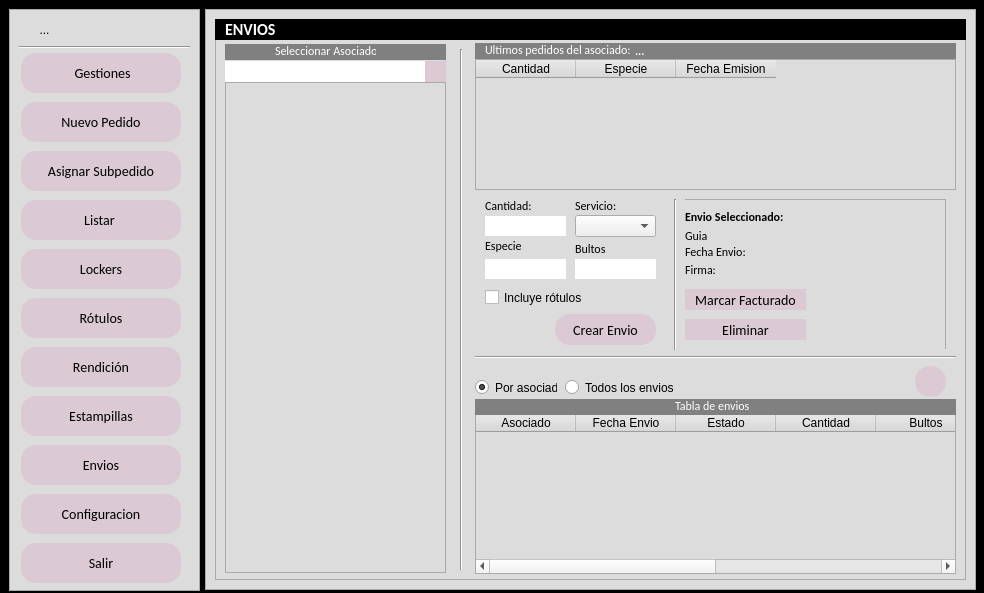
Qt form main.ui (zenfranco/Gestion_rotulos) before a commit.
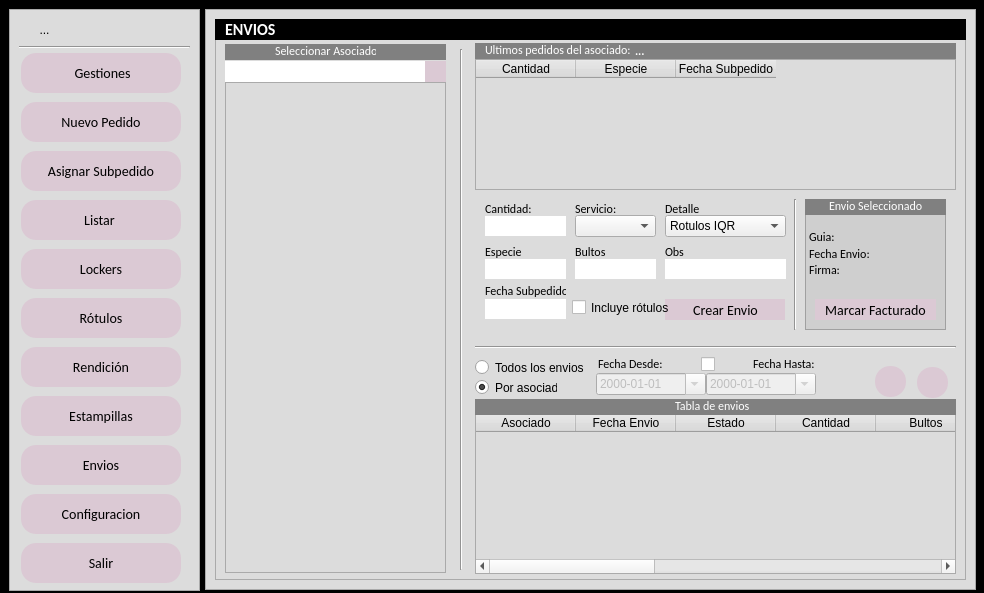
The same form after that commit. The open tabs and pages were chosen to show the change. Icons and pictures are not drawn.

Commit message: SE APORTAN MEJORAS EN EL MODULO ENVIOS, YA SE PUEDEN VISUALIZAR LOS MISMOS CADA VEZ QUE SE SELECCIONA UN ASOCIADO

What changed in the file:
```diff
--- a/main.ui
+++ b/main.ui
@@ -2773,40 +2773,6 @@
            </property>
           </item>
          </widget>
-         <widget class="QLabel" name="label_17">
-          <property name="geometry">
-           <rect>
-            <x>10</x>
-            <y>0</y>
-            <width>111</width>
-            <height>31</height>
-           </rect>
-          </property>
-          <property name="font">
-           <font>
-            <family>Calibri</family>
-            <pointsize>20</pointsize>
-            <weight>75</weight>
-            <bold>true</bold>
-           </font>
-          </property>
-          <property name="text">
-           <string>LISTAR</string>
-          </property>
-         </widget>
-         <widget class="QLabel" name="label_21">
-          <property name="geometry">
-           <rect>
-            <x>10</x>
-            <y>40</y>
-            <width>151</width>
-            <height>16</height>
-           </rect>
-          </property>
-          <property name="text">
-           <string>Seleccione un asociado</string>
-          </property>
-         </widget>
          <widget class="QFrame" name="frame_10">
           <property name="geometry">
            <rect>
@@ -2894,28 +2860,6 @@
           <property name="frameShadow">
            <enum>QFrame::Raised</enum>
           </property>
-          <widget class="QLabel" name="label_83">
-           <property name="geometry">
-            <rect>
-             <x>12</x>
-             <y>5</y>
-             <width>131</width>
-             <height>21</height>
-            </rect>
-           </property>
-           <property name="font">
-            <font>
-             <family>Calibri</family>
-             <pointsize>14</pointsize>
-            </font>
-           </property>
-           <property name="styleSheet">
-            <string notr="true">color:white;</string>
-           </property>
-           <property name="text">
-            <string>Total Asignados</string>
-           </property>
-          </widget>
           <widget class="QLabel" name="signal_total_listar">
            <property name="geometry">
             <rect>
@@ -7138,7 +7082,7 @@
           </column>
           <column>
            <property name="text">
-            <string>Fecha Emision</string>
+            <string>Fecha Subpedido</string>
            </property>
           </column>
          </widget>
@@ -7176,7 +7120,7 @@
           <property name="geometry">
            <rect>
             <x>360</x>
-            <y>180</y>
+            <y>183</y>
             <width>47</width>
             <height>13</height>
            </rect>
@@ -7188,56 +7132,48 @@
          <widget class="QFrame" name="frame_4">
           <property name="geometry">
            <rect>
-            <x>460</x>
+            <x>590</x>
             <y>180</y>
-            <width>271</width>
-            <height>161</height>
+            <width>141</width>
+            <height>131</height>
            </rect>
           </property>
+          <property name="styleSheet">
+           <string notr="true">QFrame
+{
+background-color: rgb(207, 207, 207);
+}
+QPushButton{
+border-radius:15px;
+background:#DBC9D4;
+font-family: Calibri;
+font-size:14px;
+}</string>
+          </property>
           <property name="frameShape">
            <enum>QFrame::StyledPanel</enum>
           </property>
           <property name="frameShadow">
            <enum>QFrame::Raised</enum>
           </property>
-          <widget class="QLabel" name="label_36">
-           <property name="geometry">
-            <rect>
-             <x>10</x>
-             <y>10</y>
-             <width>121</width>
-             <height>16</height>
-            </rect>
-           </property>
-           <property name="font">
-            <font>
-             <family>Calibri</family>
-             <weight>75</weight>
-             <bold>true</bold>
-            </font>
-           </property>
-           <property name="text">
-            <string>Envio Seleccionado:</string>
-           </property>
-          </widget>
           <widget class="QLabel" name="label_99">
            <property name="geometry">
             <rect>
-             <x>10</x>
+             <x>4</x>
              <y>30</y>
-             <width>47</width>
-             <height>13</height>
+             <width>31</width>
+             <height>16</height>
             </rect>
            </property>
            <property name="text">
-            <string>Guia</string>
+            <string>Guia:</string>
            </property>
           </widget>
           <widget class="QLabel" name="label_100">
            <property name="geometry">
             <rect>
-             <x>10</x>
-             <y>45</y>
+             <x>4</x>
+             <y>47</y>
              <width>81</width>
              <height>16</height>
             </rect>
@@ -7249,7 +7185,7 @@
           <widget class="QLabel" name="label_102">
            <property name="geometry">
             <rect>
-             <x>10</x>
+             <x>4</x>
              <y>63</y>
              <width>51</width>
              <height>16</height>
@@ -7263,7 +7199,7 @@
            <property name="geometry">
             <rect>
              <x>10</x>
-             <y>90</y>
+             <y>100</y>
              <width>121</width>
              <height>21</height>
             </rect>
@@ -7272,27 +7208,51 @@
             <string>Marcar Facturado</string>
            </property>
           </widget>
-          <widget class="QPushButton" name="btn_eliminar_envio">
+          <widget class="QFrame" name="frame_44">
            <property name="geometry">
             <rect>
-             <x>10</x>
-             <y>120</y>
-             <width>121</width>
-             <height>21</height>
+             <x>0</x>
+             <y>0</y>
+             <width>141</width>
+             <height>16</height>
             </rect>
            </property>
-           <property name="text">
-            <string>Eliminar</string>
+           <property name="styleSheet">
+            <string notr="true">background:grey;
+border-radius:15px;
+</string>
            </property>
+           <property name="frameShape">
+            <enum>QFrame::StyledPanel</enum>
+           </property>
+           <property name="frameShadow">
+            <enum>QFrame::Raised</enum>
+           </property>
+           <widget class="QLabel" name="label_129">
+            <property name="geometry">
+             <rect>
+              <x>24</x>
+              <y>-1</y>
+              <width>101</width>
+              <height>16</height>
+             </rect>
+            </property>
+            <property name="styleSheet">
+             <string notr="true">color:rgb(255, 255, 255);</string>
+            </property>
+            <property name="text">
+             <string>Envio Seleccionado</string>
+            </property>
+           </widget>
           </widget>
          </widget>
          <widget class="QPushButton" name="btn_crearenvio">
           <property name="geometry">
            <rect>
-            <x>340</x>
-            <y>295</y>
-            <width>101</width>
-            <height>31</height>
+            <x>450</x>
+            <y>280</y>
+            <width>121</width>
+            <height>21</height>
            </rect>
           </property>
           <property name="text">
@@ -7302,8 +7262,8 @@
          <widget class="QCheckBox" name="cbx_incluye">
           <property name="geometry">
            <rect>
-            <x>270</x>
-            <y>270</y>
+            <x>357</x>
+            <y>280</y>
             <width>101</width>
             <height>17</height>
            </rect>
@@ -7321,6 +7281,18 @@
             <height>161</height>
            </rect>
           </property>
+          <property name="editTriggers">
+           <set>QAbstractItemView::NoEditTriggers</set>
+          </property>
+          <property name="alternatingRowColors">
+           <bool>true</bool>
+          </property>
+          <property name="selectionBehavior">
+           <enum>QAbstractItemView::SelectRows</enum>
+          </property>
+          <attribute name="verticalHeaderVisible">
+           <bool>false</bool>
+          </attribute>
           <column>
            <property name="text">
             <string>Asociado</string>
@@ -7353,7 +7325,7 @@
           </column>
           <column>
            <property name="text">
-            <string>Fecha Emision</string>
+            <string>Fecha Subpedido</string>
            </property>
           </column>
           <column>
@@ -7361,6 +7333,21 @@
             <string>Guia</string>
            </property>
           </column>
+          <column>
+           <property name="text">
+            <string>Tipo</string>
+           </property>
+          </column>
+          <column>
+           <property name="text">
+            <string>Detalle</string>
+           </property>
+          </column>
+          <column>
+           <property name="text">
+            <string>Observaciones</string>
+           </property>
+          </column>
          </widget>
          <widget class="QRadioButton" name="rb_xasociado_envios">
           <property name="geometry">
@@ -7381,8 +7368,8 @@
          <widget class="QRadioButton" name="t">
           <property name="geometry">
            <rect>
-            <x>350</x>
-            <y>360</y>
+            <x>260</x>
+            <y>340</y>
             <width>111</width>
             <height>17</height>
            </rect>
@@ -7395,7 +7382,7 @@
           <property name="geometry">
            <rect>
             <x>260</x>
-            <y>330</y>
+            <y>320</y>
             <width>481</width>
             <height>16</height>
            </rect>
@@ -7418,7 +7405,7 @@
           <property name="geometry">
            <rect>
             <x>270</x>
-            <y>180</y>
+            <y>183</y>
             <width>60</width>
             <height>13</height>
            </rect>
@@ -7431,7 +7418,7 @@
           <property name="geometry">
            <rect>
             <x>360</x>
-            <y>223</y>
+            <y>226</y>
             <width>47</width>
             <height>13</height>
            </rect>
@@ -7454,7 +7441,7 @@
           <property name="geometry">
            <rect>
             <x>270</x>
-            <y>220</y>
+            <y>226</y>
             <width>47</width>
             <height>13</height>
            </rect>
@@ -7466,7 +7453,7 @@
          <widget class="QPushButton" name="btn_refresh_envios">
           <property name="geometry">
            <rect>
-            <x>700</x>
+            <x>660</x>
             <y>347</y>
             <width>31</width>
             <height>31</height>
@@ -7493,10 +7480,10 @@
          <widget class="Line" name="line_16">
           <property name="geometry">
            <rect>
-            <x>450</x>
+            <x>570</x>
             <y>180</y>
             <width>20</width>
-            <height>151</height>
+            <height>131</height>
            </rect>
           </property>
           <property name="orientation">
@@ -7650,13 +7637,181 @@
            </property>
           </widget>
          </widget>
-         <widget class="QLabel" name="signal_emision">
+         <widget class="QPushButton" name="btn_eliminar_envio">
           <property name="geometry">
            <rect>
-            <x>271</x>
-            <y>293</y>
+            <x>702</x>
+            <y>348</y>
+            <width>31</width>
+            <height>31</height>
+           </rect>
+          </property>
+          <property name="styleSheet">
+           <string notr="true">alternate-background-color: rgb(170, 0, 0);</string>
+          </property>
+          <property name="text">
+           <string/>
+          </property>
+          <property name="icon">
+           <iconset>
+            <normaloff>icons/trash.png</normaloff>icons/trash.png</iconset>
+          </property>
+         </widget>
+         <widget class="QLabel" name="label_51">
+          <property name="geometry">
+           <rect>
+            <x>450</x>
+            <y>183</y>
             <width>47</width>
             <height>13</height>
+           </rect>
+          </property>
+          <property name="text">
+           <string>Detalle</string>
+          </property>
+         </widget>
+         <widget class="QComboBox" name="cb_detalle_envios">
+          <property name="geometry">
+           <rect>
+            <x>450</x>
+            <y>196</y>
+            <width>121</width>
+            <height>22</height>
+           </rect>
+          </property>
+          <item>
+           <property name="text">
+            <string>Rotulos IQR</string>
+           </property>
+          </item>
+          <item>
+           <property name="text">
+            <string>Estampilla Oficial</string>
+           </property>
+          </item>
+          <item>
+           <property name="text">
+            <string>Semilla en Transito</string>
+           </property>
+          </item>
+         </widget>
+         <widget class="QLineEdit" name="txt_obs_envios">
+          <property name="geometry">
+           <rect>
+            <x>450</x>
+            <y>240</y>
+            <width>121</width>
+            <height>20</height>
+           </rect>
+          </property>
+         </widget>
+         <widget class="QLabel" name="label_127">
+          <property name="geometry">
+           <rect>
+            <x>450</x>
+            <y>226</y>
+            <width>47</width>
+            <height>13</height>
+           </rect>
+          </property>
+          <property name="text">
+           <string>Obs</string>
+          </property>
+         </widget>
+         <widget class="QLabel" name="label_128">
+          <property name="geometry">
+           <rect>
+            <x>270</x>
+            <y>264</y>
+            <width>81</width>
+            <height>16</height>
+           </rect>
+          </property>
+          <property name="text">
+           <string>Fecha Subpedido</string>
+          </property>
+         </widget>
+         <widget class="QLineEdit" name="signal_emision">
+          <property name="geometry">
+           <rect>
+            <x>270</x>
+            <y>280</y>
+            <width>81</width>
+            <height>20</height>
+           </rect>
+          </property>
+         </widget>
+         <widget class="QDateEdit" name="fecha_hasta_listar_2">
+          <property name="enabled">
+           <bool>false</bool>
+          </property>
+          <property name="geometry">
+           <rect>
+            <x>491</x>
+            <y>354</y>
+            <width>110</width>
+            <height>22</height>
+           </rect>
+          </property>
+          <property name="displayFormat">
+           <string>yyyy-MM-dd</string>
+          </property>
+          <property name="calendarPopup">
+           <bool>true</bool>
+          </property>
+         </widget>
+         <widget class="QLabel" name="label_21">
+          <property name="geometry">
+           <rect>
+            <x>383</x>
+            <y>337</y>
+            <width>71</width>
+            <height>16</height>
+           </rect>
+          </property>
+          <property name="text">
+           <string>Fecha Desde:</string>
+          </property>
+         </widget>
+         <widget class="QDateEdit" name="fecha_desde_listar_2">
+          <property name="enabled">
+           <bool>false</bool>
+          </property>
+          <property name="geometry">
+           <rect>
+            <x>381</x>
+            <y>354</y>
+            <width>110</width>
+            <height>22</height>
+           </rect>
+          </property>
+          <property name="displayFormat">
+           <string>yyyy-MM-dd</string>
+          </property>
+          <property name="calendarPopup">
+           <bool>true</bool>
+          </property>
+         </widget>
+         <widget class="QLabel" name="label_83">
+          <property name="geometry">
+           <rect>
+            <x>538</x>
+            <y>337</y>
+            <width>71</width>
+            <height>16</height>
+           </rect>
+          </property>
+          <property name="text">
+           <string>Fecha Hasta:</string>
+          </property>
+         </widget>
+         <widget class="QCheckBox" name="checkBox">
+          <property name="geometry">
+           <rect>
+            <x>486</x>
+            <y>337</y>
+            <width>21</width>
+            <height>17</height>
            </rect>
           </property>
           <property name="text">
```
Left out of the diff: 202 changed lines with no effect on the pictures. The commit also changes 4 other files.
